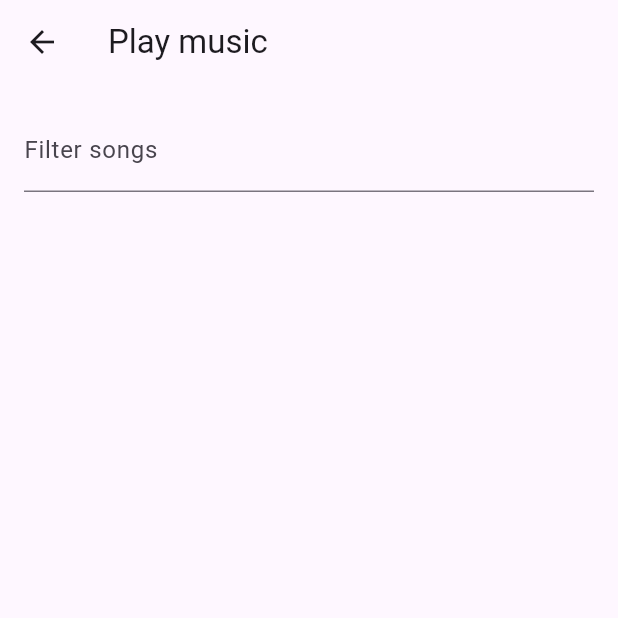
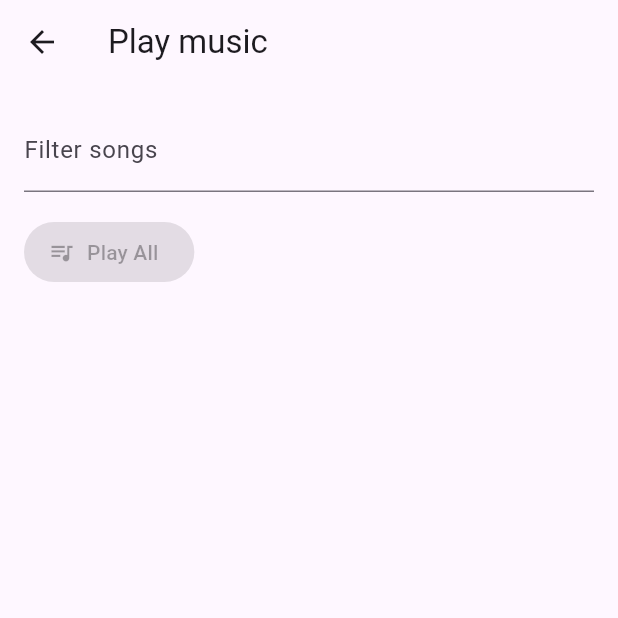
Before and after one commit to Lesrac/homeApplicationsClient, a Flutter app: the AudioScreen screen opened directly with empty values, on a phone screen of 412 x 824 dp, the top half of it. Run offline on Flutter 3.47's test engine with Material 3 defaults, Android fonts, the phone set to English and light mode, and no system bars; our stand-ins replace audioplayers, shared_preferences; accounts and stored records are empty; network calls fail.

Commit message:
allow to play all songs (one after the other) of the currently (when clicking the button) filtered list

```diff
--- a/lib/screens/audio_screen.dart
+++ b/lib/screens/audio_screen.dart
@@ -24,14 +24,27 @@ class _AudioScreenState extends State<AudioScreen> {
   bool _isLoading = true;
   String _filter = '';
 
+  // Add play all state
+  bool _isPlayingAll = false;
+  List<String> _playAllQueue = [];
+  int _playAllIndex = 0;
+
   @override
   void initState() {
     super.initState();
     _fetchSongs();
     player.onPlayerComplete.listen((event) {
-      setState(() {
-        _currentlyPlayingTitle = null;
-      });
+      if (_isPlayingAll && _playAllIndex < _playAllQueue.length - 1) {
+       setState(() {
+          _playAllIndex++;
+        });
+       _play(_playAllQueue[_playAllIndex], fromPlayAll: true);
+      } else {
+        setState(() {
+          _currentlyPlayingTitle = null;
+          _isPlayingAll = false;
+        });
+      }
     });
   }
 
@@ -64,12 +77,16 @@ class _AudioScreenState extends State<AudioScreen> {
     }
   }
 
-  Future<void> _play(String title) async {
+  Future<void> _play(String title, {bool fromPlayAll = false}) async {
     final url =
         'http://${widget.credentials.backendAddress}/audio/$title';
     await player.play(UrlSource(url));
     setState(() {
       _currentlyPlayingTitle = title;
+      // Only set play all state if called from play all
+      if (!fromPlayAll) {
+        _isPlayingAll = false;
+      }
     });
   }
 
@@ -77,7 +94,18 @@ class _AudioScreenState extends State<AudioScreen> {
     await player.release();
     setState(() {
       _currentlyPlayingTitle = null;
+      _isPlayingAll = false;
     });
+  }
+
+  Future<void> _playAll(List<String> songs) async {
+    if (songs.isEmpty) return;
+    setState(() {
+      _isPlayingAll = true;
+      _playAllQueue = List<String>.from(songs);
+      _playAllIndex = 0;
+    });
+    await _play(_playAllQueue[_playAllIndex], fromPlayAll: true);
   }
 
   @override
@@ -103,6 +131,27 @@ class _AudioScreenState extends State<AudioScreen> {
                   _filter = value;
                 });
               },
+            ),
+            const SizedBox(height: 16),
+            // Add Play All button
+            Row(
+              children: [
+                ElevatedButton.icon(
+                  icon: const Icon(Icons.queue_music),
+                  label: const Text('Play All'),
+                  onPressed: (_isPlayingAll || filteredSongs.isEmpty)
+                      ? null
+                      : () => _playAll(filteredSongs),
+                ),
+                if (_isPlayingAll)
+                  Padding(
+                    padding: const EdgeInsets.only(left: 12.0),
+                    child: Text(
+                      'Playing all...',
+                      style: TextStyle(color: Colors.green[700]),
+                    ),
+                  ),
+              ],
             ),
             const SizedBox(height: 16),
             Expanded(
```
